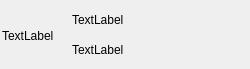
First picture: the form in penyamanager/commons/productitemwidget.ui, repository eguzki/penyamanager, before the edit.
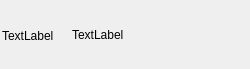
Second picture: the form after the edit.

```diff
--- a/penyamanager/commons/productitemwidget.ui
+++ b/penyamanager/commons/productitemwidget.ui
@@ -106,13 +106,6 @@
         </property>
        </widget>
       </item>
-      <item>
-       <widget class="QLabel" name="priceQLabel">
-        <property name="text">
-         <string notr="true">TextLabel</string>
-        </property>
-       </widget>
-      </item>
      </layout>
     </widget>
    </item>
```
